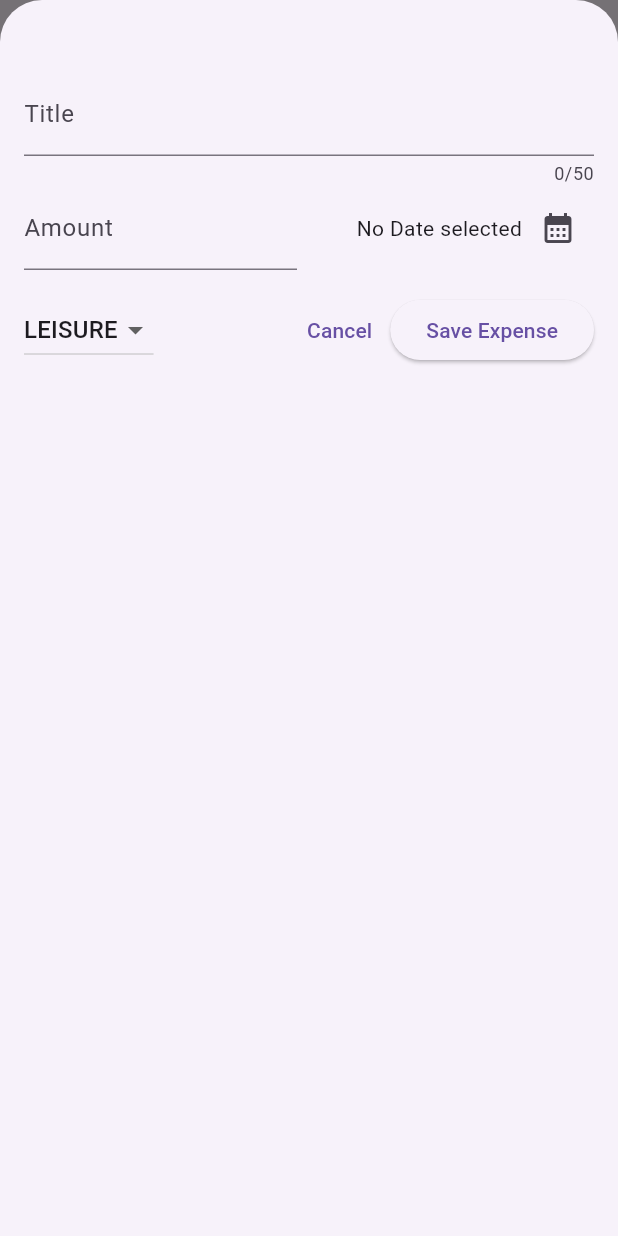
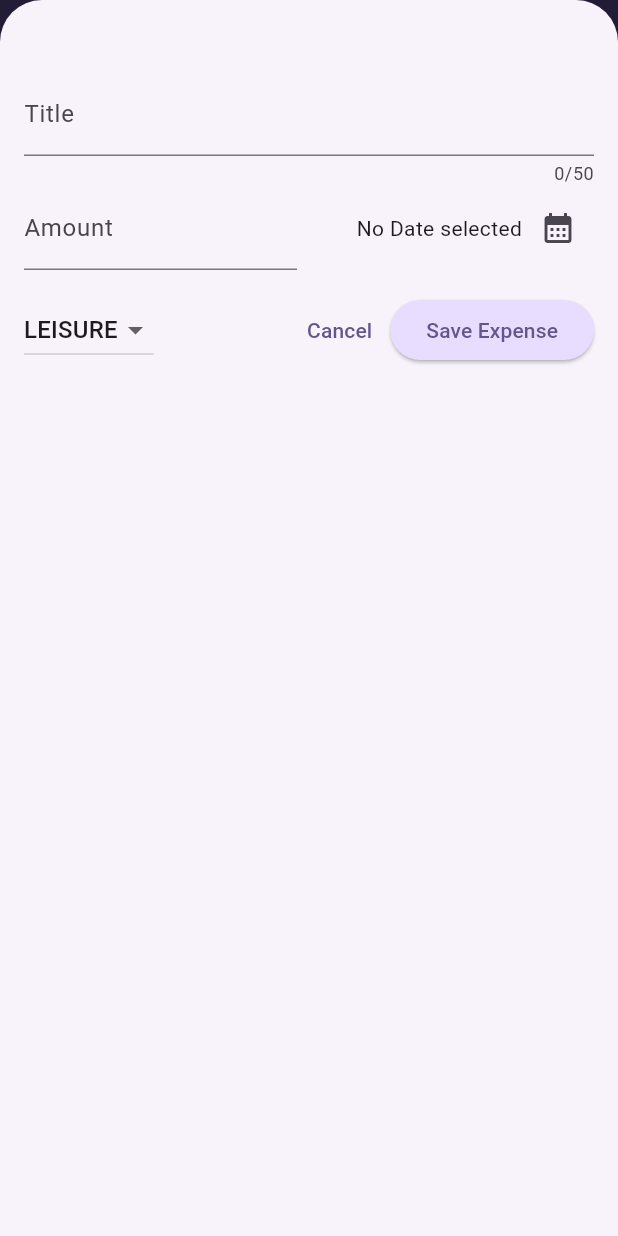
Before and after one commit to Faisul0404/Expense_Tracker, a Flutter app: the screen it shows after launch, after a tap on the "add" icon, on a phone screen of 412 x 824 dp. Run offline on Flutter 3.47's test engine with Material 3 defaults, Android fonts, the phone set to English and light mode, and no system bars.

Commit message:
Refactor main.dart to enhance theme configuration with dark mode support and improved styling

```diff
--- a/lib/main.dart
+++ b/lib/main.dart
@@ -1,6 +1,59 @@
 import 'package:expense_tracker/widgets/expenses.dart';
 import 'package:flutter/material.dart';
 
+var kColorScheme = ColorScheme.fromSeed(
+  seedColor: const Color.fromARGB(255, 96, 59, 181),
+);
+
+var kDarkColorScheme = ColorScheme.fromSeed(
+  brightness: Brightness.dark,
+  seedColor: Color.fromARGB(255, 5, 99, 125),
+);
+
 void main() {
-  runApp(MaterialApp(theme: ThemeData(useMaterial3: true), home: Expenses()));
+  runApp(
+    MaterialApp(
+      darkTheme:
+          ThemeData.from(
+            colorScheme: kDarkColorScheme,
+            useMaterial3: true,
+          ).copyWith(
+            cardTheme: const CardThemeData().copyWith(
+              color: kDarkColorScheme.secondaryContainer,
+              margin: const EdgeInsets.symmetric(horizontal: 16, vertical: 8),
+            ),
+            elevatedButtonTheme: ElevatedButtonThemeData(
+              style: ElevatedButton.styleFrom(
+                foregroundColor: kDarkColorScheme.primaryContainer,
+                backgroundColor: kDarkColorScheme.onPrimaryContainer,
+              ),
+            ),
+          ),
+      theme: ThemeData.from(useMaterial3: true, colorScheme: kColorScheme)
+          .copyWith(
+            appBarTheme: const AppBarTheme().copyWith(
+              backgroundColor: kColorScheme.onPrimaryContainer,
+              foregroundColor: kColorScheme.primaryContainer,
+            ),
+            cardTheme: const CardThemeData().copyWith(
+              color: kColorScheme.secondaryContainer,
+              margin: const EdgeInsets.symmetric(horizontal: 16, vertical: 8),
+            ),
+            elevatedButtonTheme: ElevatedButtonThemeData(
+              style: ElevatedButton.styleFrom(
+                backgroundColor: kColorScheme.primaryContainer,
+              ),
+            ),
+            textTheme: ThemeData().textTheme.copyWith(
+              titleLarge: TextStyle(
+                fontWeight: FontWeight.normal,
+                color: kColorScheme.onSecondaryContainer,
+                fontSize: 14,
+              ),
+            ),
+          ),
+      // themeMode: ThemeMode.system, // default
+      home: Expenses(),
+    ),
+  );
 }
```
